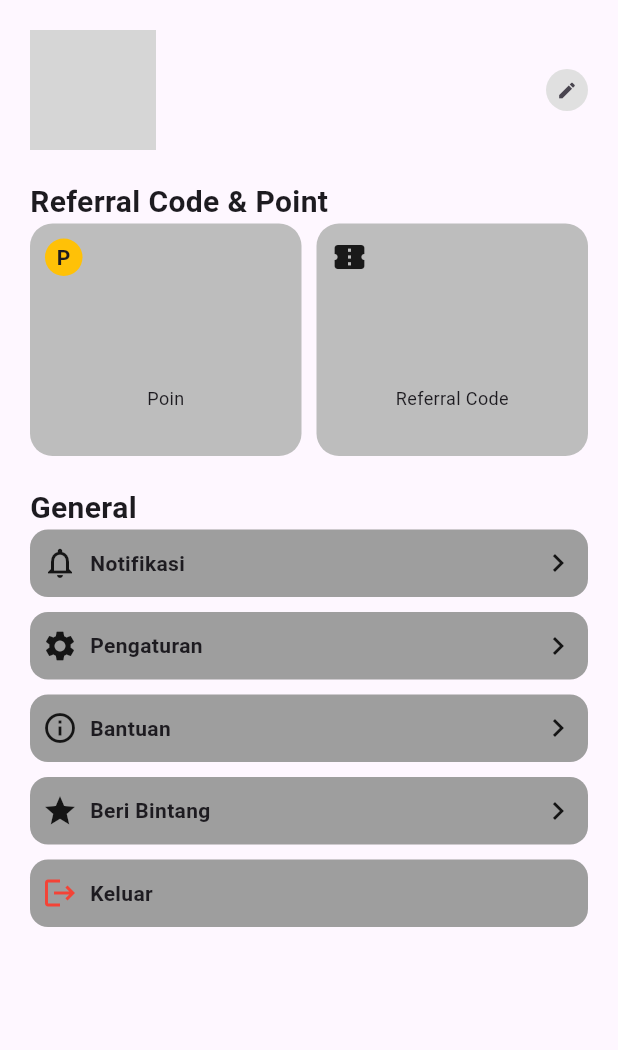
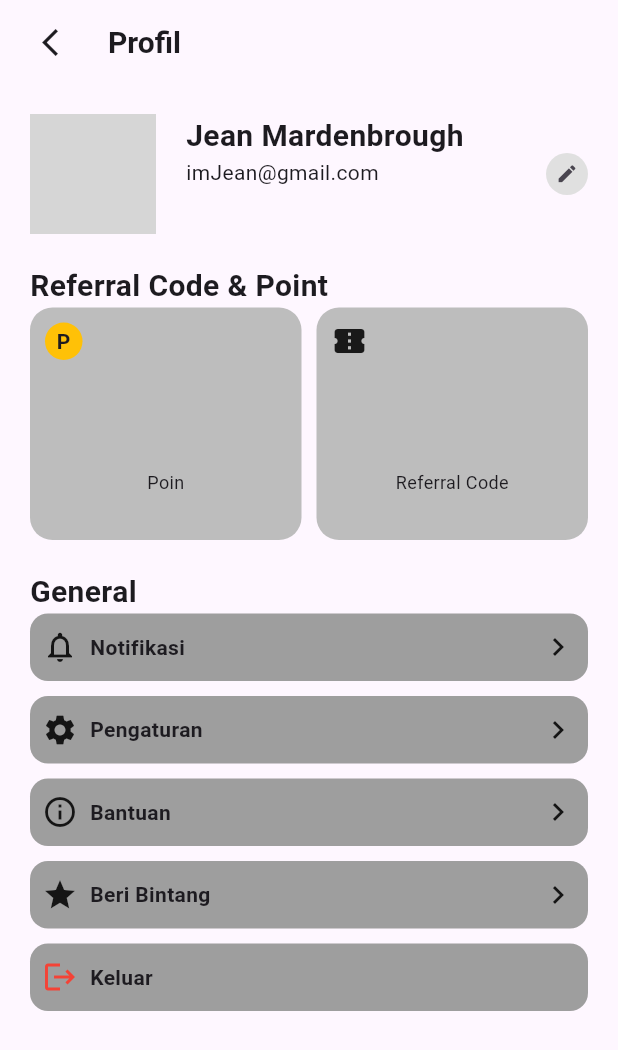
Before and after one commit to AnandaReva/Tra-Tour, a Flutter app: the ProfilePage screen opened directly, on a phone screen of 412 x 824 dp. Shown: the top 1050 px of the screen. Run offline on Flutter 3.47's test engine with Material 3 defaults, Android fonts, the phone set to English and light mode, and no system bars; our stand-ins replace carousel_slider, file_picker, firebase_auth, firebase_core, font_awesome_flutter, google_sign_in and 2 more; missing offline and left inert: mysql1; accounts and stored records are empty; network calls fail; grey boxes are pictures that could not be loaded.

Commit message:
adding edit profile page

```diff
--- a/lib/components/appBar.dart
+++ b/lib/components/appBar.dart
@@ -27,7 +27,6 @@ class MyAppBar extends StatelessWidget implements PreferredSizeWidget {
 
     return AppBar(
       backgroundColor: GlobalVar.mainColor,
-      title: const Padding(
       title: Padding(
         padding: EdgeInsets.only(top: 15, bottom: 15),
         child: Row(
--- a/lib/components/profilePage.dart
+++ b/lib/components/profilePage.dart
@@ -1,8 +1,10 @@
+import 'package:aplikasi_sampah/components/editprofilepage.dart';
 import 'package:aplikasi_sampah/components/imageViewer.dart';
 import 'package:aplikasi_sampah/firebase/auth.dart';
 import 'package:flutter/material.dart';
 
 import 'package:aplikasi_sampah/globalVar.dart';
+import 'package:flutter/widgets.dart';
 
 class ProfilePage extends StatelessWidget {
   ProfilePage({Key? key}) : super(key: key);
@@ -30,6 +32,25 @@ class ProfilePage extends StatelessWidget {
     final Auth _signOut = Auth();
 
     return Scaffold(
+      appBar: AppBar(
+        leading: Padding(
+          padding: const EdgeInsets.only(left: 20),
+          child: IconButton(
+            onPressed: () {},
+            icon: const Icon(
+              Icons.arrow_back_ios,
+              size: 22,
+            ),
+          ),
+        ),
+        title: const Text(
+          "Profil",
+          style: TextStyle(
+            fontSize: 20,
+            fontWeight: FontWeight.w700,
+          ),
+        ),
+      ),
       body: SingleChildScrollView(
         child: Center(
           child: Column(
@@ -68,21 +89,23 @@ class ProfilePage extends StatelessWidget {
                         ),
                         // Name
 
-
-
-                          Column(
+                        Column(
                           mainAxisAlignment: MainAxisAlignment.center,
                           crossAxisAlignment: CrossAxisAlignment.start,
                           children: [
                             Text(
-                              usernameLogin,
+                              "Jean Mardenbrough",
+                              // usernameLogin,
                               style: const TextStyle(
                                   fontSize: 20, fontWeight: FontWeight.bold),
                             ),
-                            Text(
-                              emailLogin,
-                              style: const TextStyle(
-                                  fontSize: 14, fontWeight: FontWeight.w400),
+                            Expanded(
+                              child: Text(
+                                "imJean@gmail.com",
+                                // emailLogin,
+                                style: const TextStyle(
+                                    fontSize: 14, fontWeight: FontWeight.w400),
+                              ),
                             ),
                           ],
                         ),
@@ -96,11 +119,17 @@ class ProfilePage extends StatelessWidget {
                           color: Colors.grey.shade300),
                       child: IconButton(
                         padding: EdgeInsets.zero,
-                        constraints: BoxConstraints(),
-                        onPressed: () {},
-                        icon: Icon(
+                        constraints: const BoxConstraints(),
+                        onPressed: () {
+                          Navigator.push(
+                              context,
+                              MaterialPageRoute(
+                                builder: (context) => EditProfilePage(),
+                              ));
+                        },
+                        icon: const Icon(
                           Icons.edit,
-                          size: 14,
+                          size: 15,
                         ),
                       ),
                     ),
```
Also changed, not shown: lib/components/editprofilepage.dart (added, +111 -0 lines).
